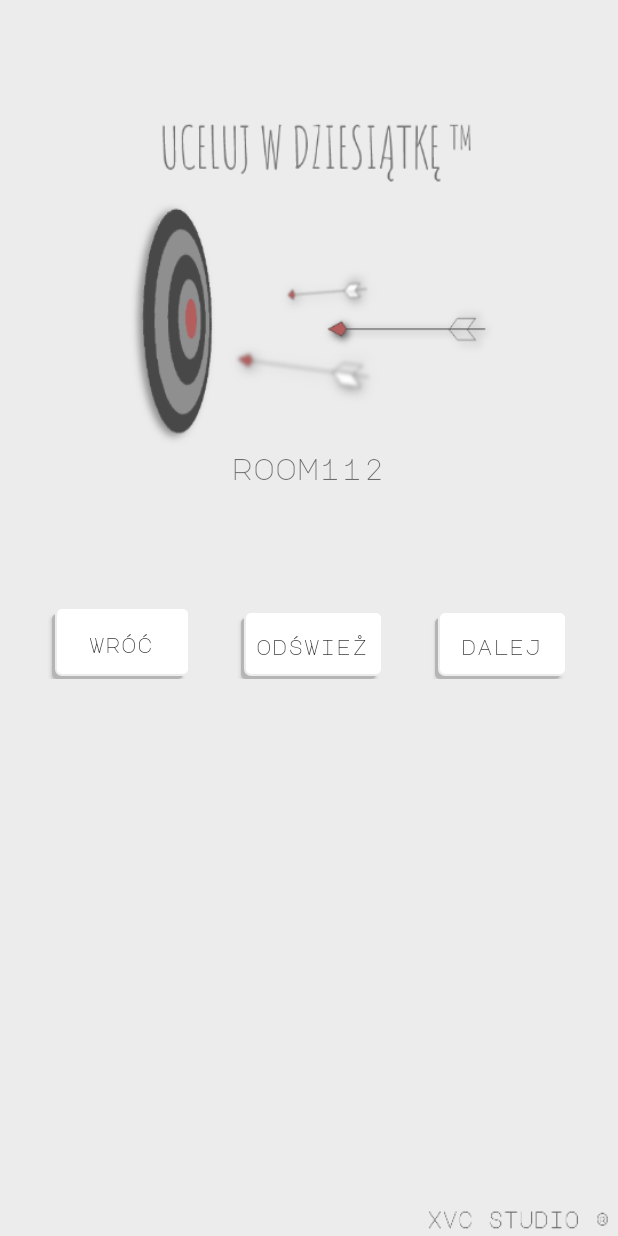
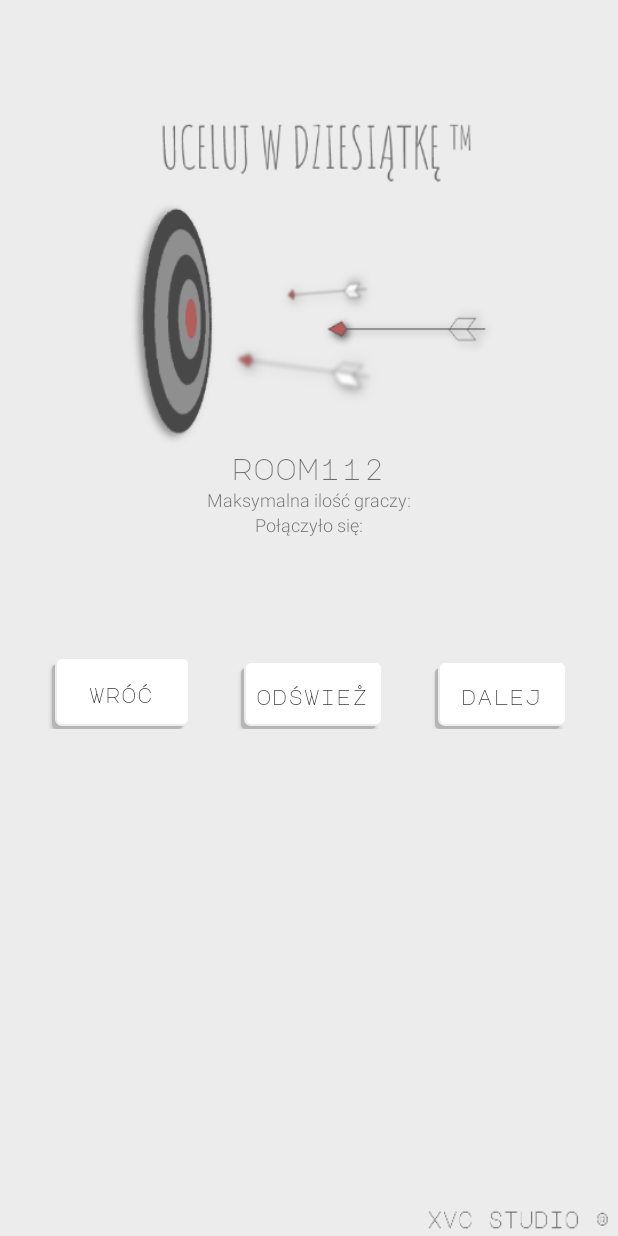
Before and after one commit to creativecbr/UWD_android_studio, an Android app: the layout activity_server_waiting_for_players.xml on its own in the app's theme, with its tools: preview values and no code run, on a phone screen of 412 x 824 dp. Run offline under Robolectric (Android 15) with nearby library versions, the phone set to English and light mode, and no system bars.

Commit message:
Add: -information about max players in room -information about connected players to room Modified: -serverWaiting room is prepared for receiving data -string values xml

```diff
--- a/app/src/main/res/layout/activity_server_waiting_for_players.xml
+++ b/app/src/main/res/layout/activity_server_waiting_for_players.xml
@@ -26,6 +26,28 @@
         app:layout_constraintStart_toStartOf="parent"
         app:layout_constraintTop_toTopOf="@+id/guideline2" />
 
+    <TextView
+        android:id="@+id/maxPlayersInfo"
+        android:layout_width="wrap_content"
+        android:layout_height="wrap_content"
+        android:fontFamily="sans-serif-light"
+        android:text="@string/maxPlayersInfo"
+        android:textSize="12sp"
+        app:layout_constraintEnd_toEndOf="parent"
+        app:layout_constraintStart_toStartOf="parent"
+        app:layout_constraintTop_toBottomOf="@+id/showRoomName" />
+
+    <TextView
+        android:id="@+id/connectedInfo"
+        android:layout_width="wrap_content"
+        android:layout_height="wrap_content"
+        android:text="@string/connectedPlayersInfo"
+        android:textSize="12sp"
+        android:fontFamily="sans-serif-light"
+        app:layout_constraintEnd_toEndOf="parent"
+        app:layout_constraintStart_toStartOf="@+id/constraintLayout"
+        app:layout_constraintTop_toBottomOf="@+id/maxPlayersInfo" />
+
     <androidx.constraintlayout.widget.ConstraintLayout
         android:id="@+id/constraintLayout"
         android:layout_width="match_parent"
@@ -33,7 +55,7 @@
         app:layout_constraintEnd_toEndOf="parent"
         app:layout_constraintHorizontal_bias="0.0"
         app:layout_constraintStart_toStartOf="parent"
-        app:layout_constraintTop_toBottomOf="@+id/showRoomName">
+        app:layout_constraintTop_toBottomOf="@+id/connectedInfo">
 
         <ListView
             android:id="@+id/pairedDevicesList"
@@ -88,6 +110,7 @@
             app:layout_constraintEnd_toStartOf="@+id/nextButton"
             app:layout_constraintHorizontal_bias="0.5"
             app:layout_constraintStart_toEndOf="@+id/backButton" />
+
     </androidx.constraintlayout.widget.ConstraintLayout>
 
 </androidx.constraintlayout.widget.ConstraintLayout>
--- a/app/src/main/res/values/strings.xml
+++ b/app/src/main/res/values/strings.xml
@@ -15,4 +15,6 @@
     <string name="putRoomName">Wpisz nazwę twojego pokoju:</string>
     <string name="exampleRoomName">room112</string>
     <string name="refreshButton">odśwież</string>
+    <string name="maxPlayersInfo">Maksymalna ilość graczy: </string>
+    <string name="connectedPlayersInfo">Połączyło się: </string>
 </resources>
```
Also changed, not shown: app/src/main/java/lesniewski/pawel/uwd_android_studio/ServerWaitingForPlayers.kt (+92 -35 lines).
